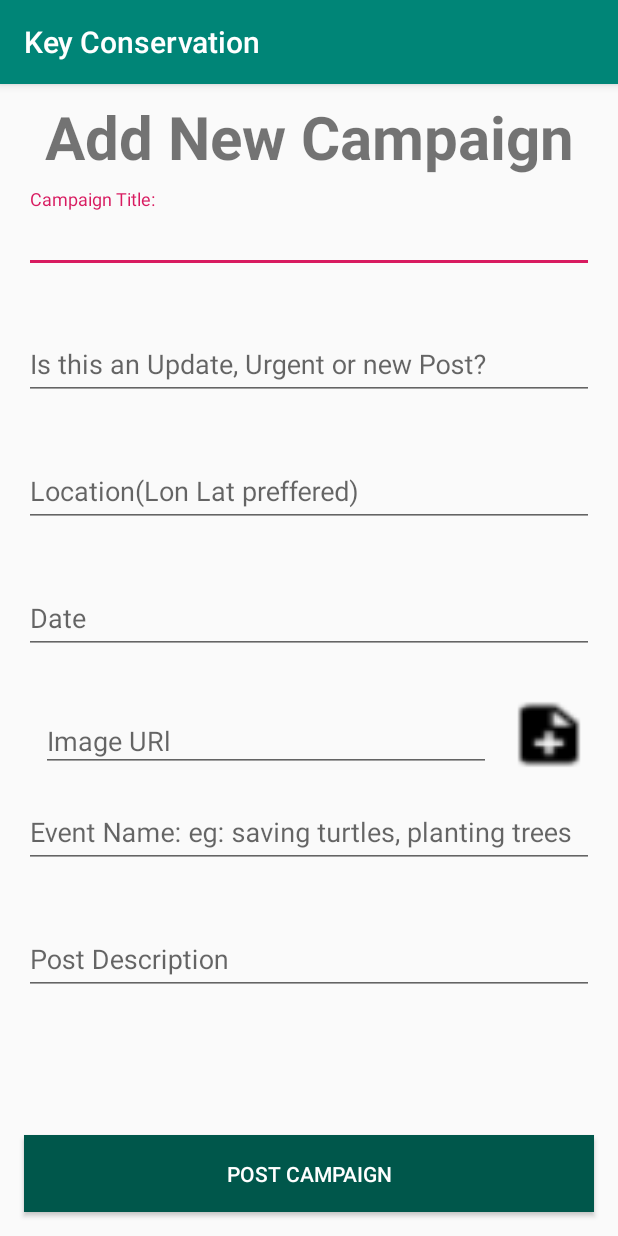
After one commit to albert-yakubov/key-conservation-mobile, an Android app: the CreatePostActivity screen opened directly, with no data from a screen before it, on a phone screen of 412 x 824 dp. The commit adds this screen. Run offline under Robolectric (Android 15) with nearby library versions, the phone set to English and light mode, and no system bars.

Commit message:
create post and user login

```diff
--- a/front end/Key Conservation/app/src/main/java/com/stepasha/keyconservation/MainActivity.kt
+++ b/front end/Key Conservation/app/src/main/java/com/stepasha/keyconservation/MainActivity.kt
@@ -25,6 +25,11 @@ class MainActivity : AppCompatActivity(), BottomNavigationView.OnNavigationItemS
         super.onCreate(savedInstanceState)
         setContentView(R.layout.activity_main)
         navigation.setOnNavigationItemSelectedListener(this)
+
+        view_floatingbutton.setOnClickListener {
+            val intent = Intent(this, CreatePostActivity::class.java)
+            startActivity(intent)
+        }
 
         getAllCampaigns()
 
--- a/front end/Key Conservation/app/src/main/java/com/stepasha/keyconservation/SplashActivity.kt
+++ b/front end/Key Conservation/app/src/main/java/com/stepasha/keyconservation/SplashActivity.kt
@@ -11,7 +11,7 @@ class SplashActivity : AppCompatActivity() {
     internal val mRunnable: Runnable = Runnable {
         if (!isFinishing) {
 
-            val intent = Intent(applicationContext, LoginActivity::class.java)
+            val intent = Intent(applicationContext, LoginScreenActivity::class.java)
             startActivity(intent)
             finish()
         }
--- a/front end/Key Conservation/app/src/main/java/com/stepasha/keyconservation/model/NewUser.kt
+++ b/front end/Key Conservation/app/src/main/java/com/stepasha/keyconservation/model/NewUser.kt
@@ -14,5 +14,7 @@ class NewUser (
     @SerializedName("username")
     var username: String?,
     @SerializedName("password")
-    var password: String?
+    var password: String?,
+    @SerializedName("position")
+    var position: Boolean
 ) : Serializable
--- a/front end/Key Conservation/app/src/main/java/com/stepasha/keyconservation/model/User.kt
+++ b/front end/Key Conservation/app/src/main/java/com/stepasha/keyconservation/model/User.kt
@@ -29,5 +29,5 @@ data class User(
 
 
 )
-data class Result(val username: String? = null)
-data class UserResult(val result: Result)
+data class Result(val username: String? = null, val postion: Boolean? = null)
+data class UserResult(val result: Result, val postion: Boolean? = null)
--- /dev/null
+++ b/front end/Key Conservation/app/src/main/res/layout/activity_create_post.xml
@@ -0,0 +1,201 @@
+<?xml version="1.0" encoding="utf-8"?>
+<androidx.constraintlayout.widget.ConstraintLayout
+    xmlns:android="http://schemas.android.com/apk/res/android"
+    xmlns:app="http://schemas.android.com/apk/res-auto"
+    xmlns:tools="http://schemas.android.com/tools"
+    android:layout_width="match_parent"
+    android:layout_height="match_parent"
+    android:id="@+id/mAddPlaceLayout"
+    android:padding="8dp">
+
+    <TextView
+        android:id="@+id/tv_add_property"
+        android:layout_width="wrap_content"
+        android:layout_height="wrap_content"
+        android:text="Add New Campaign"
+        android:textSize="40sp"
+        android:textStyle="bold"
+        app:layout_constraintEnd_toEndOf="parent"
+        app:layout_constraintStart_toStartOf="parent"
+        app:layout_constraintTop_toTopOf="parent" />
+
+    <com.google.android.material.textfield.TextInputLayout
+        android:id="@+id/view_textTitle"
+        app:boxBackgroundColor="@color/design_default_color_background"
+        app:errorEnabled="true"
+        android:layout_margin="8dp"
+        app:layout_constraintTop_toBottomOf="@id/tv_add_property"
+        app:layout_constraintLeft_toLeftOf="parent"
+        app:layout_constraintRight_toRightOf="parent"
+        android:layout_width="match_parent"
+        android:layout_height="wrap_content">
+
+        <com.google.android.material.textfield.TextInputEditText
+            android:id="@+id/imageView"
+            android:hint="@string/campaign_title"
+            android:layout_width="match_parent"
+            android:layout_height="wrap_content"/>
+
+    </com.google.android.material.textfield.TextInputLayout>
+
+    <com.google.android.material.textfield.TextInputLayout
+        android:id="@+id/view_bannerImage"
+        app:boxBackgroundColor="@color/design_default_color_background"
+        app:errorEnabled="true"
+        android:layout_margin="8dp"
+        app:layout_constraintTop_toBottomOf="@id/view_textTitle"
+        app:layout_constraintLeft_toLeftOf="parent"
+        app:layout_constraintRight_toRightOf="parent"
+        android:layout_width="match_parent"
+        android:layout_height="wrap_content">
+
+        <com.google.android.material.textfield.TextInputEditText
+            android:hint="@string/is_this_an_update_urgent_or_new_post"
+            android:inputType="text"
+            android:layout_width="match_parent"
+            android:layout_height="wrap_content"/>
+
+    </com.google.android.material.textfield.TextInputLayout>
+
+    <com.google.android.material.textfield.TextInputLayout
+        android:id="@+id/view_textLocation"
+        app:boxBackgroundColor="@color/design_default_color_background"
+        app:errorEnabled="true"
+        android:layout_margin="8dp"
+        app:layout_constraintTop_toBottomOf="@id/view_bannerImage"
+        app:layout_constraintLeft_toLeftOf="parent"
+        app:layout_constraintRight_toRightOf="parent"
+        android:layout_width="match_parent"
+        android:layout_height="wrap_content">
+
+        <com.google.android.material.textfield.TextInputEditText
+            android:hint="Location(Lon Lat preffered)"
+            android:inputType="text"
+            android:layout_width="match_parent"
+            android:layout_height="wrap_content"/>
+
+    </com.google.android.material.textfield.TextInputLayout>
+
+    <com.google.android.material.textfield.TextInputLayout
+        android:id="@+id/view_created_at"
+        android:layout_width="match_parent"
+        android:layout_height="wrap_content"
+        android:layout_margin="8dp"
+        app:boxBackgroundColor="@color/design_default_color_background"
+        app:counterMaxLength="12"
+        app:errorEnabled="true"
+
+        app:layout_constraintLeft_toLeftOf="parent"
+        app:layout_constraintRight_toRightOf="parent"
+        app:layout_constraintTop_toBottomOf="@id/view_textLocation">
+
+        <com.google.android.material.textfield.TextInputEditText
+            android:layout_width="match_parent"
+            android:layout_height="wrap_content"
+            android:hint="@string/date"
+            android:inputType="text" />
+
+    </com.google.android.material.textfield.TextInputLayout>
+
+    <com.google.android.material.textfield.TextInputLayout
+        android:id="@+id/view_event_image_layout"
+        android:layout_width="300dp"
+        android:layout_height="50dp"
+        android:layout_margin="8dp"
+
+        android:layout_marginTop="4dp"
+        app:boxBackgroundColor="@color/design_default_color_background"
+
+        app:errorEnabled="true"
+        app:layout_constraintEnd_toEndOf="parent"
+        app:layout_constraintHorizontal_bias="0.144"
+        app:layout_constraintStart_toStartOf="parent"
+        app:layout_constraintTop_toBottomOf="@+id/view_created_at">
+
+
+        <com.google.android.material.textfield.TextInputEditText
+            android:id="@+id/view_event_image"
+            android:layout_width="match_parent"
+            android:layout_height="match_parent"
+            android:hint="@string/image_url"
+            android:inputType="text" />
+
+
+    </com.google.android.material.textfield.TextInputLayout>
+
+    <com.google.android.material.textfield.TextInputLayout
+        android:id="@+id/view_event_name"
+        android:layout_width="match_parent"
+        android:layout_height="wrap_content"
+        android:layout_margin="8dp"
+
+        app:boxBackgroundColor="@color/design_default_color_background"
+        app:errorEnabled="true"
+
+        app:layout_constraintTop_toBottomOf="@+id/view_event_image_layout"
+        tools:layout_editor_absoluteX="8dp">
+
+        <com.google.android.material.textfield.TextInputEditText
+            android:layout_width="match_parent"
+            android:layout_height="wrap_content"
+            android:hint="@string/event_name_eg_saving_turtles_planting_trees"
+            android:inputType="text" />
+
+    </com.google.android.material.textfield.TextInputLayout>
+
+
+    <com.google.android.material.textfield.TextInputLayout
+        android:id="@+id/view_event_description"
+        android:layout_width="match_parent"
+        android:layout_height="wrap_content"
+        android:layout_margin="8dp"
+
+        app:boxBackgroundColor="@color/design_default_color_background"
+        app:errorEnabled="true"
+
+        app:layout_constraintBottom_toTopOf="@+id/btn_property_add"
+        app:layout_constraintTop_toBottomOf="@+id/view_event_name"
+        app:layout_constraintVertical_bias="0.0"
+        tools:layout_editor_absoluteX="16dp">
+
+        <com.google.android.material.textfield.TextInputEditText
+            android:layout_width="match_parent"
+            android:layout_height="wrap_content"
+            android:hint="@string/post_description"
+            android:inputType="text" />
+
+    </com.google.android.material.textfield.TextInputLayout>
+
+    <Button
+        android:background="@color/colorPrimaryDark"
+        android:padding="16dp"
+        style="@style/Widget.AppCompat.Button.Colored"
+        android:id="@+id/btn_property_add"
+        android:text="@string/post_campaign"
+        android:layout_margin="8dp"
+        app:layout_constraintStart_toStartOf="parent"
+        app:layout_constraintEnd_toEndOf="parent"
+        app:layout_constraintBottom_toBottomOf="parent"
+        android:layout_width="match_parent"
+        android:layout_height="wrap_content"/>
+
+    <ImageButton
+        android:id="@+id/button_image_add"
+        android:layout_width="57dp"
+        android:layout_height="46dp"
+        android:background="@drawable/add_icon"
+        app:layout_constraintBottom_toTopOf="@+id/view_event_name"
+        app:layout_constraintEnd_toEndOf="parent"
+        app:layout_constraintStart_toEndOf="@+id/view_event_image_layout"
+        app:layout_constraintTop_toBottomOf="@+id/view_created_at" />
+
+    <ProgressBar
+        android:id="@+id/pb_add_property"
+        app:layout_constraintTop_toTopOf="parent"
+        app:layout_constraintBottom_toBottomOf="parent"
+        app:layout_constraintStart_toStartOf="parent"
+        app:layout_constraintEnd_toEndOf="parent"
+        android:layout_width="wrap_content"
+        android:layout_height="wrap_content"/>
+
+</androidx.constraintlayout.widget.ConstraintLayout>
--- a/front end/Key Conservation/app/src/main/res/layout/activity_login_screen.xml
+++ b/front end/Key Conservation/app/src/main/res/layout/activity_login_screen.xml
@@ -22,7 +22,7 @@
         app:layout_constraintVertical_bias="0.664" />
 
     <Button
-        android:id="@+id/iWanttoHelpButton"
+        android:id="@+id/view_iWanttoHelpButton"
         android:layout_width="match_parent"
         android:layout_height="wrap_content"
         android:text="@string/i_want_to_help"
@@ -32,12 +32,12 @@
         tools:layout_editor_absoluteX="40dp" />
 
     <Button
-        android:id="@+id/iNeedHelpButton"
+        android:id="@+id/view_iNeedHelpButton"
         android:layout_width="match_parent"
         android:layout_height="wrap_content"
         android:text="@string/my_organization_needs_help"
         app:layout_constraintBottom_toBottomOf="parent"
-        app:layout_constraintTop_toBottomOf="@+id/iWanttoHelpButton"
+        app:layout_constraintTop_toBottomOf="@+id/view_iWanttoHelpButton"
         app:layout_constraintVertical_bias="0.19"
         tools:layout_editor_absoluteX="40dp" />
 </androidx.constraintlayout.widget.ConstraintLayout>
--- a/front end/Key Conservation/app/src/main/res/values/strings.xml
+++ b/front end/Key Conservation/app/src/main/res/values/strings.xml
@@ -13,4 +13,11 @@
     <string name="post_date">POST DATE</string>
     <string name="flag_for_review">Flag for Review</string>
     <string name="empty" />
+    <string name="campaign_title">Campaign Title:</string>
+    <string name="is_this_an_update_urgent_or_new_post">Is this an Update, Urgent or new Post?</string>
+    <string name="date">Date</string>
+    <string name="post_campaign">Post Campaign</string>
+    <string name="image_url">Image URl</string>
+    <string name="post_description">Post Description</string>
+    <string name="event_name_eg_saving_turtles_planting_trees">Event Name: eg: saving turtles, planting trees</string>
 </resources>
```
Also changed, not shown: front end/Key Conservation/app/src/main/AndroidManifest.xml (+5 -2 lines), front end/Key Conservation/app/src/main/java/com/stepasha/keyconservation/CreatePostActivity.kt (added, +130 -0 lines), front end/Key Conservation/app/src/main/java/com/stepasha/keyconservation/LoginActivity.kt (+100 -3 lines), front end/Key Conservation/app/src/main/java/com/stepasha/keyconservation/LoginScreenActivity.kt (+7 -0 lines), front end/Key Conservation/app/src/main/java/com/stepasha/keyconservation/RegisterActivity.kt (+7 -1 lines), front end/Key Conservation/app/src/main/java/com/stepasha/keyconservation/model/Campaign.kt (+18 -0 lines), front end/Key Conservation/app/src/main/java/com/stepasha/keyconservation/model/ImageData.kt (added, +16 -0 lines), front end/Key Conservation/app/src/main/java/com/stepasha/keyconservation/retrofit/LoginServiceSql.kt (+10 -3 lines), front end/Key Conservation/app/src/main/res/layout/activity_main.xml (+16 -0 lines), front end/Key Conservation/app/src/main/java/com/stepasha/keyconservation/model/RegisterResponse.kt (line endings or trailing spaces), front end/Key Conservation/app/src/main/java/com/stepasha/keyconservation/model/UserLogin.kt (line endings or trailing spaces), front end/Key Conservation/app/src/main/res/drawable/add_icon.png (added).
